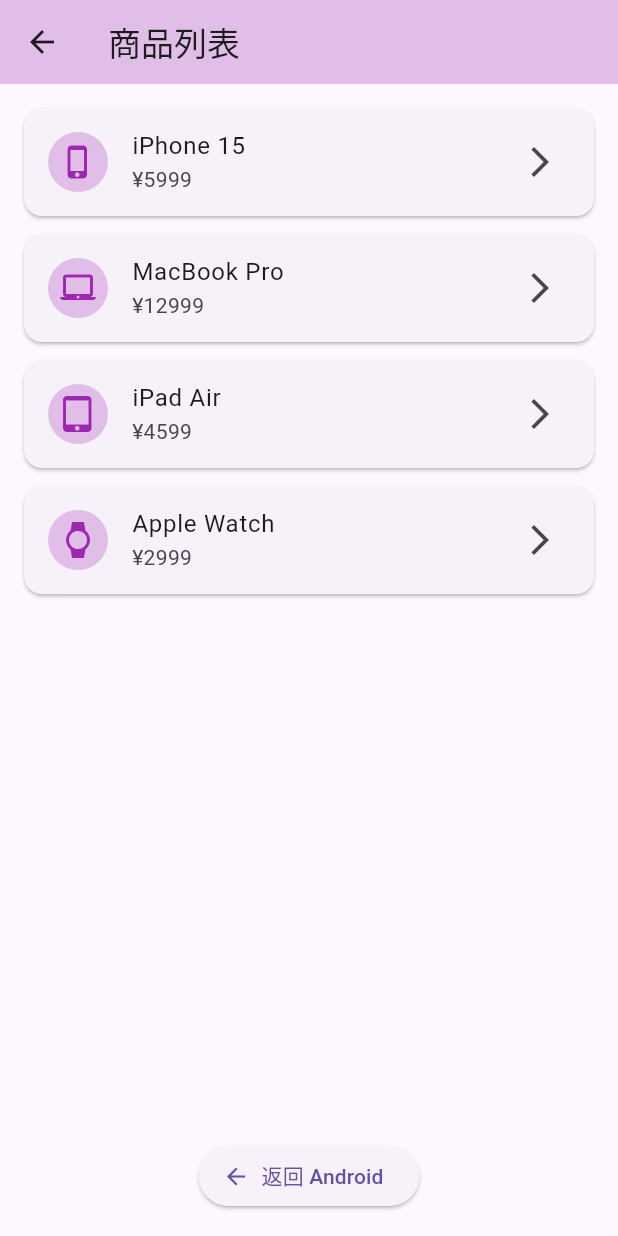
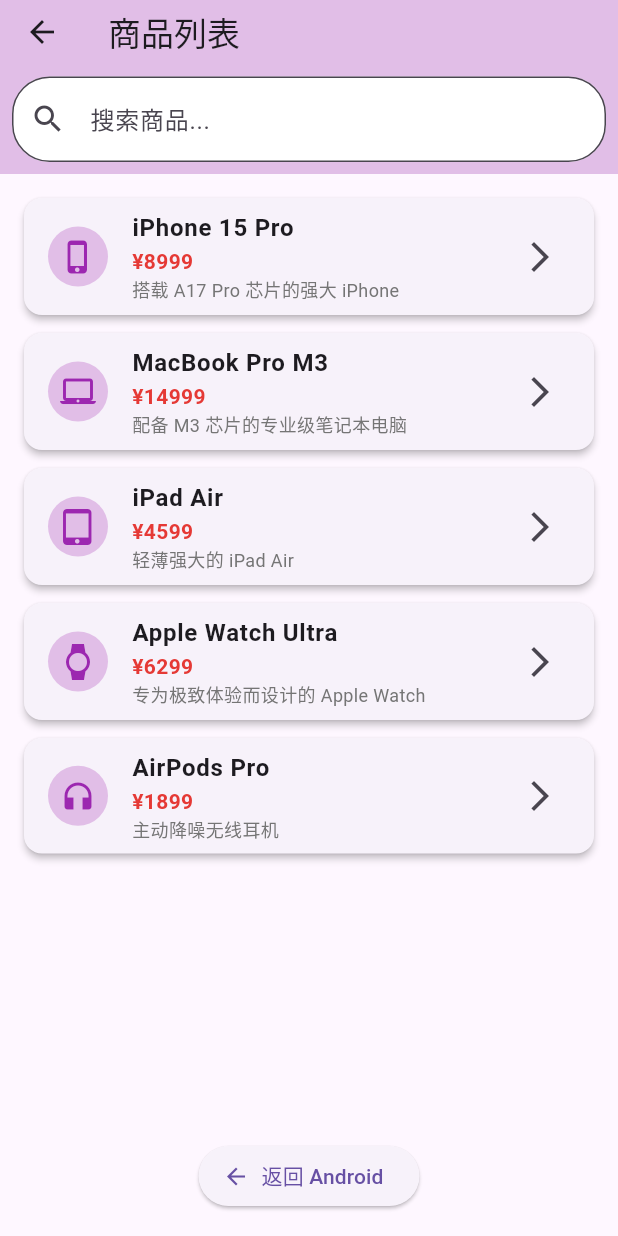
Before and after one commit to shanhouwang/flutter, a Flutter app: the ProductListPage screen opened by its route, after a tap on "返回 Android", on a phone screen of 412 x 824 dp. Run offline on Flutter 3.47's test engine with Material 3 defaults, Android fonts, the phone set to English and light mode, and no system bars.

Commit message:
MVVM架构模式

```diff
--- a/flutter_module/lib/models/product.dart
+++ b/flutter_module/lib/models/product.dart
@@ -1,22 +1,79 @@
 import 'package:flutter/material.dart';
 
 class Product {
+  final int id;
   final String name;
   final String price;
   final IconData icon;
+  final String? description;  // 新增描述字段
+  final String? imageUrl;     // 新增图片URL字段
+  final String? category;     // 新增分类字段
 
   const Product({
+    required this.id,
     required this.name,
     required this.price,
     required this.icon,
+    this.description,
+    this.imageUrl,
+    this.category,
   });
 
-  // 转换为 Map，用于传递参数
+  // 从 JSON 创建 Product 对象
+  factory Product.fromJson(Map<String, dynamic> json) {
+    return Product(
+      id: json['id'] as int,
+      name: json['name'] as String,
+      price: json['price'] as String,
+      icon: _getIconFromCategory(json['category'] as String?),
+      description: json['description'] as String?,
+      imageUrl: json['imageUrl'] as String?,
+      category: json['category'] as String?,
+    );
+  }
+
+  // 转换为 JSON
+  Map<String, dynamic> toJson() {
+    return {
+      'id': id,
+      'name': name,
+      'price': price,
+      'description': description,
+      'imageUrl': imageUrl,
+      'category': category,
+    };
+  }
+
+  // 转换为 Map，用于传递参数（保持向后兼容）
   Map<String, dynamic> toMap() {
     return {
+      'id': id,
       'name': name,
       'price': price,
       'image': icon, // 保持与原代码兼容
+      'description': description,
+      'imageUrl': imageUrl,
+      'category': category,
     };
   }
+
+  // 根据分类返回对应图标
+  static IconData _getIconFromCategory(String? category) {
+    switch (category?.toLowerCase()) {
+      case 'phone':
+        return Icons.phone_iphone;
+      case 'laptop':
+        return Icons.laptop_mac;
+      case 'tablet':
+        return Icons.tablet_mac;
+      case 'watch':
+        return Icons.watch;
+      case 'headphone':
+        return Icons.headphones;
+      case 'camera':
+        return Icons.camera_alt;
+      default:
+        return Icons.shopping_bag;
+    }
+  }
 }
--- a/flutter_module/lib/pages/flutter_home_page.dart
+++ b/flutter_module/lib/pages/flutter_home_page.dart
@@ -1,5 +1,4 @@
 import 'package:flutter/material.dart';
-import 'package:flutter/services.dart';
 import '../utils/android_bridge.dart';
 
 class FlutterHomePage extends StatefulWidget {
--- a/flutter_module/lib/pages/product_list_page.dart
+++ b/flutter_module/lib/pages/product_list_page.dart
@@ -1,19 +1,56 @@
 import 'package:flutter/material.dart';
 import '../utils/android_bridge.dart';
-import '../models/product.dart';
+import '../viewmodels/product_list_viewmodel.dart';
+import '../viewmodels/viewmodel_provider.dart';
 
-class ProductListPage extends StatelessWidget {
+class ProductListPage extends StatefulWidget {
   const ProductListPage({super.key});
 
   @override
+  State<ProductListPage> createState() => _ProductListPageState();
+}
+
+class _ProductListPageState extends State<ProductListPage> {
+  late ProductListViewModel _viewModel;
+  final TextEditingController _searchController = TextEditingController();
+
+  @override
+  void initState() {
+    super.initState();
+    _viewModel = ProductListViewModel();
+    _viewModel.initialize();
+
+    // 监听搜索框变化
+    _searchController.addListener(() {
+      _viewModel.searchProducts(_searchController.text);
+    });
+  }
+
+  @override
+  void dispose() {
+    _searchController.dispose();
+    _viewModel.dispose();
+    super.dispose();
+  }
+
+  /// 下拉刷新
+  Future<void> _onRefresh() async {
+    await _viewModel.refresh();
+  }
+
+  /// 清除搜索
+  void _clearSearch() {
+    _searchController.clear();
+    _viewModel.clearSearch();
+  }
+
+  @override
   Widget build(BuildContext context) {
-    final products = [
-      Product(name: 'iPhone 15', price: '¥5999', icon: Icons.phone_iphone),
-      Product(name: 'MacBook Pro', price: '¥12999', icon: Icons.laptop_mac),
-      Product(name: 'iPad Air', price: '¥4599', icon: Icons.tablet_mac),
-      Product(name: 'Apple Watch', price: '¥2999', icon: Icons.watch),
-    ];
-
+    return ViewModelProvider(
+      productListViewModel: _viewModel,
+      child: ViewModelBuilder<ProductListViewModel>(
+        viewModel: _viewModel,
+        builder: (context, viewModel) {
           return Scaffold(
             appBar: AppBar(
               title: const Text('商品列表'),
@@ -22,38 +59,37 @@ class ProductListPage extends StatelessWidget {
                 icon: const Icon(Icons.arrow_back),
                 onPressed: () => AndroidBridge.goBack(),
               ),
+              bottom: PreferredSize(
+                preferredSize: const Size.fromHeight(60),
+                child: Padding(
+                  padding: const EdgeInsets.all(8.0),
+                  child: TextField(
+                    controller: _searchController,
+                    decoration: InputDecoration(
+                      hintText: '搜索商品...',
+                      prefixIcon: const Icon(Icons.search),
+                      suffixIcon: _searchController.text.isNotEmpty
+                          ? IconButton(
+                              icon: const Icon(Icons.clear),
+                              onPressed: _clearSearch,
+                            )
+                          : null,
+                      border: OutlineInputBorder(
+                        borderRadius: BorderRadius.circular(25),
+                      ),
+                      filled: true,
+                      fillColor: Colors.white,
+                    ),
+                  ),
+                ),
+              ),
             ),
             body: Column(
               children: [
                 Expanded(
-            child: ListView.builder(
-              padding: const EdgeInsets.all(16),
-              itemCount: products.length,
-              itemBuilder: (context, index) {
-                final product = products[index];
-                return Card(
-                  margin: const EdgeInsets.only(bottom: 12),
-                  child: ListTile(
-                    leading: CircleAvatar(
-                      backgroundColor: Colors.purple.shade100,
-                      child: Icon(
-                        product.icon,
-                        color: Colors.purple,
-                      ),
-                    ),
-                    title: Text(product.name),
-                    subtitle: Text(product.price),
-                    trailing: const Icon(Icons.arrow_forward_ios),
-                    onTap: () {
-                      Navigator.pushNamed(
-                        context,
-                        '/details',
-                        arguments: product,
-                      );
-                    },
-                  ),
-                );
-              },
+                  child: RefreshIndicator(
+                    onRefresh: _onRefresh,
+                    child: _buildBody(viewModel),
                   ),
                 ),
                 Padding(
@@ -67,5 +103,154 @@ class ProductListPage extends StatelessWidget {
               ],
             ),
           );
+        },
+      ),
+    );
+  }
+
+  /// 构建主体内容
+  Widget _buildBody(ProductListViewModel viewModel) {
+    if (viewModel.isLoading) {
+      return _buildLoadingState();
+    } else if (viewModel.hasError) {
+      return _buildErrorState(viewModel);
+    } else if (viewModel.isEmpty) {
+      return _buildEmptyState();
+    } else {
+      return _buildProductList(viewModel);
     }
   }
+
+  /// 加载状态
+  Widget _buildLoadingState() {
+    return const Center(
+      child: Column(
+        mainAxisAlignment: MainAxisAlignment.center,
+        children: [
+          CircularProgressIndicator(),
+          SizedBox(height: 16),
+          Text('正在加载商品...'),
+        ],
+      ),
+    );
+  }
+
+  /// 错误状态
+  Widget _buildErrorState(ProductListViewModel viewModel) {
+    return Center(
+      child: Column(
+        mainAxisAlignment: MainAxisAlignment.center,
+        children: [
+          Icon(
+            Icons.error_outline,
+            size: 64,
+            color: Colors.grey[400],
+          ),
+          const SizedBox(height: 16),
+          Text(
+            viewModel.error!,
+            style: TextStyle(
+              fontSize: 16,
+              color: Colors.grey[600],
+            ),
+            textAlign: TextAlign.center,
+          ),
+          const SizedBox(height: 16),
+          ElevatedButton.icon(
+            onPressed: viewModel.retry,
+            icon: const Icon(Icons.refresh),
+            label: const Text('重试'),
+          ),
+        ],
+      ),
+    );
+  }
+
+  /// 空状态
+  Widget _buildEmptyState() {
+    return Center(
+      child: Column(
+        mainAxisAlignment: MainAxisAlignment.center,
+        children: [
+          Icon(
+            Icons.search_off,
+            size: 64,
+            color: Colors.grey[400],
+          ),
+          const SizedBox(height: 16),
+          Text(
+            '没有找到相关商品',
+            style: TextStyle(
+              fontSize: 16,
+              color: Colors.grey[600],
+            ),
+          ),
+          const SizedBox(height: 16),
+          TextButton.icon(
+            onPressed: _clearSearch,
+            icon: const Icon(Icons.clear_all),
+            label: const Text('清除搜索'),
+          ),
+        ],
+      ),
+    );
+  }
+
+  /// 商品列表
+  Widget _buildProductList(ProductListViewModel viewModel) {
+    return ListView.builder(
+      padding: const EdgeInsets.all(16),
+      itemCount: viewModel.filteredProducts.length,
+      itemBuilder: (context, index) {
+        final product = viewModel.filteredProducts[index];
+        return Card(
+          margin: const EdgeInsets.only(bottom: 12),
+          elevation: 2,
+          child: ListTile(
+            leading: CircleAvatar(
+              backgroundColor: Colors.purple.shade100,
+              child: Icon(
+                product.icon,
+                color: Colors.purple,
+              ),
+            ),
+            title: Text(
+              product.name,
+              style: const TextStyle(fontWeight: FontWeight.bold),
+            ),
+            subtitle: Column(
+              crossAxisAlignment: CrossAxisAlignment.start,
+              children: [
+                Text(
+                  product.price,
+                  style: TextStyle(
+                    color: Colors.red[600],
+                    fontWeight: FontWeight.w600,
+                  ),
+                ),
+                if (product.description != null)
+                  Text(
+                    product.description!,
+                    style: TextStyle(
+                      color: Colors.grey[600],
+                      fontSize: 12,
+                    ),
+                    maxLines: 1,
+                    overflow: TextOverflow.ellipsis,
+                  ),
+              ],
+            ),
+            trailing: const Icon(Icons.arrow_forward_ios),
+            onTap: () {
+              Navigator.pushNamed(
+                context,
+                '/details',
+                arguments: product,
+              );
+            },
+          ),
+        );
+      },
+    );
+  }
+}
--- /dev/null
+++ b/flutter_module/lib/services/api_service.dart
@@ -0,0 +1,145 @@
+import 'dart:io';
+import 'package:flutter/foundation.dart';
+import '../models/product.dart';
+
+/// API 服务类，处理所有网络请求
+class ApiService {
+  static const String baseUrl = 'https://api.example.com'; // 替换为实际的API地址
+  static const Duration timeout = Duration(seconds: 10);
+
+  /// 获取商品列表
+  static Future<List<Product>> getProducts() async {
+    try {
+      // 模拟网络请求延迟
+      await Future.delayed(const Duration(seconds: 2));
+
+      // 模拟 API 响应数据
+      final mockResponse = {
+        'success': true,
+        'data': [
+          {
+            'id': 1,
+            'name': 'iPhone 15 Pro',
+            'price': '¥8999',
+            'category': 'phone',
+            'description': '搭载 A17 Pro 芯片的强大 iPhone',
+            'imageUrl': 'https://example.com/iphone15.jpg'
+          },
+          {
+            'id': 2,
+            'name': 'MacBook Pro M3',
+            'price': '¥14999',
+            'category': 'laptop',
+            'description': '配备 M3 芯片的专业级笔记本电脑',
+            'imageUrl': 'https://example.com/macbook.jpg'
+          },
+          {
+            'id': 3,
+            'name': 'iPad Air',
+            'price': '¥4599',
+            'category': 'tablet',
+            'description': '轻薄强大的 iPad Air',
+            'imageUrl': 'https://example.com/ipad.jpg'
+          },
+          {
+            'id': 4,
+            'name': 'Apple Watch Ultra',
+            'price': '¥6299',
+            'category': 'watch',
+            'description': '专为极致体验而设计的 Apple Watch',
+            'imageUrl': 'https://example.com/watch.jpg'
+          },
+          {
+            'id': 5,
+            'name': 'AirPods Pro',
+            'price': '¥1899',
+            'category': 'headphone',
+            'description': '主动降噪无线耳机',
+            'imageUrl': 'https://example.com/airpods.jpg'
+          },
+        ]
+      };
+
+      if (mockResponse['success'] == true) {
+        final List<dynamic> productsJson = mockResponse['data'] as List<dynamic>;
+        return productsJson.map((json) => Product.fromJson(json as Map<String, dynamic>)).toList();
+      } else {
+        throw ApiException('获取商品列表失败');
+      }
+
+      /* 实际网络请求代码示例：
+      final response = await http.get(
+        Uri.parse('$baseUrl/products'),
+        headers: {
+          'Content-Type': 'application/json',
+          'Accept': 'application/json',
+        },
+      ).timeout(timeout);
+
+      if (response.statusCode == 200) {
+        final Map<String, dynamic> data = json.decode(response.body);
+        if (data['success'] == true) {
+          final List<dynamic> productsJson = data['data'];
+          return productsJson.map((json) => Product.fromJson(json)).toList();
+        } else {
+          throw ApiException(data['message'] ?? '获取商品列表失败');
+        }
+      } else {
+        throw ApiException('网络请求失败: ${response.statusCode}');
+      }
+      */
+
+    } on SocketException {
+      throw ApiException('网络连接失败，请检查网络设置');
+    } on FormatException {
+      throw ApiException('数据格式错误');
+    } catch (e) {
+      if (kDebugMode) {
+        print('API Error: $e');
+      }
+      if (e is ApiException) {
+        rethrow;
+      }
+      throw ApiException('未知错误: ${e.toString()}');
+    }
+  }
+
+  /// 根据分类获取商品
+  static Future<List<Product>> getProductsByCategory(String category) async {
+    try {
+      await Future.delayed(const Duration(seconds: 1));
+
+      final allProducts = await getProducts();
+      return allProducts.where((product) =>
+        product.category?.toLowerCase() == category.toLowerCase()
+      ).toList();
+    } catch (e) {
+      throw const ApiException('获取分类商品失败');
+    }
+  }
+
+  /// 搜索商品
+  static Future<List<Product>> searchProducts(String keyword) async {
+    try {
+      await Future.delayed(const Duration(milliseconds: 800));
+
+      final allProducts = await getProducts();
+      return allProducts.where((product) =>
+        product.name.toLowerCase().contains(keyword.toLowerCase()) ||
+        (product.description?.toLowerCase().contains(keyword.toLowerCase()) ?? false)
+      ).toList();
+    } catch (e) {
+      throw const ApiException('搜索商品失败');
+    }
+  }
+}
+
+/// 自定义 API 异常类
+class ApiException implements Exception {
+  final String message;
+
+  const ApiException(this.message);
+
+  @override
+  String toString() => 'ApiException: $message';
+}
--- /dev/null
+++ b/flutter_module/lib/viewmodels/product_list_viewmodel.dart
@@ -0,0 +1,102 @@
+import 'package:flutter/foundation.dart';
+import '../models/product.dart';
+import '../services/api_service.dart';
+
+/// 商品列表页面的 ViewModel
+/// 负责管理商品数据、搜索逻辑和加载状态
+class ProductListViewModel extends ChangeNotifier {
+  // 私有状态变量
+  List<Product> _products = [];
+  List<Product> _filteredProducts = [];
+  bool _isLoading = false;
+  String? _error;
+  String _searchKeyword = '';
+
+  // 公开的 getter 方法
+  List<Product> get products => _products;
+  List<Product> get filteredProducts => _filteredProducts;
+  bool get isLoading => _isLoading;
+  String? get error => _error;
+  String get searchKeyword => _searchKeyword;
+  bool get hasError => _error != null;
+  bool get isEmpty => _filteredProducts.isEmpty && !_isLoading && !hasError;
+
+  /// 初始化数据加载
+  Future<void> initialize() async {
+    await loadProducts();
+  }
+
+  /// 加载商品数据
+  Future<void> loadProducts() async {
+    _setLoading(true);
+    _clearError();
+
+    try {
+      final products = await ApiService.getProducts();
+      _products = products;
+      _applySearch(); // 应用当前搜索条件
+      _setLoading(false);
+    } on ApiException catch (e) {
+      _setError(e.message);
+      _setLoading(false);
+    } catch (e) {
+      _setError('加载失败: ${e.toString()}');
+      _setLoading(false);
+    }
+  }
+
+  /// 搜索商品
+  void searchProducts(String keyword) {
+    _searchKeyword = keyword;
+    _applySearch();
+  }
+
+  /// 清除搜索
+  void clearSearch() {
+    _searchKeyword = '';
+    _applySearch();
+  }
+
+  /// 刷新数据
+  Future<void> refresh() async {
+    await loadProducts();
+  }
+
+  /// 重试加载
+  Future<void> retry() async {
+    await loadProducts();
+  }
+
+  // 私有辅助方法
+  void _applySearch() {
+    if (_searchKeyword.isEmpty) {
+      _filteredProducts = List.from(_products);
+    } else {
+      final keyword = _searchKeyword.toLowerCase();
+      _filteredProducts = _products.where((product) =>
+        product.name.toLowerCase().contains(keyword) ||
+        (product.description?.toLowerCase().contains(keyword) ?? false)
+      ).toList();
+    }
+    notifyListeners();
+  }
+
+  void _setLoading(bool loading) {
+    _isLoading = loading;
+    notifyListeners();
+  }
+
+  void _setError(String? error) {
+    _error = error;
+    notifyListeners();
+  }
+
+  void _clearError() {
+    _error = null;
+  }
+
+  @override
+  void dispose() {
+    super.dispose();
+  }
+}
--- /dev/null
+++ b/flutter_module/lib/viewmodels/viewmodel_provider.dart
@@ -0,0 +1,69 @@
+import 'package:flutter/material.dart';
+import 'product_list_viewmodel.dart';
+
+/// 简单的 ViewModel 提供者
+/// 用于管理 ViewModel 的生命周期和依赖注入
+class ViewModelProvider extends InheritedWidget {
+  final ProductListViewModel productListViewModel;
+
+  const ViewModelProvider({
+    super.key,
+    required this.productListViewModel,
+    required super.child,
+  });
+
+  static ViewModelProvider? of(BuildContext context) {
+    return context.dependOnInheritedWidgetOfExactType<ViewModelProvider>();
+  }
+
+  static ProductListViewModel productListOf(BuildContext context) {
+    final provider = of(context);
+    assert(provider != null, 'ViewModelProvider not found in context');
+    return provider!.productListViewModel;
+  }
+
+  @override
+  bool updateShouldNotify(ViewModelProvider oldWidget) {
+    return productListViewModel != oldWidget.productListViewModel;
+  }
+}
+
+/// ViewModel 的 ChangeNotifier 监听器 Widget
+class ViewModelBuilder<T extends ChangeNotifier> extends StatefulWidget {
+  final T viewModel;
+  final Widget Function(BuildContext context, T viewModel) builder;
+
+  const ViewModelBuilder({
+    super.key,
+    required this.viewModel,
+    required this.builder,
+  });
+
+  @override
+  State<ViewModelBuilder<T>> createState() => _ViewModelBuilderState<T>();
+}
+
+class _ViewModelBuilderState<T extends ChangeNotifier> extends State<ViewModelBuilder<T>> {
+  @override
+  void initState() {
+    super.initState();
+    widget.viewModel.addListener(_onViewModelChanged);
+  }
+
+  @override
+  void dispose() {
+    widget.viewModel.removeListener(_onViewModelChanged);
+    super.dispose();
+  }
+
+  void _onViewModelChanged() {
+    if (mounted) {
+      setState(() {});
+    }
+  }
+
+  @override
+  Widget build(BuildContext context) {
+    return widget.builder(context, widget.viewModel);
+  }
+}
--- /dev/null
+++ b/flutter_module/lib/viewmodels/viewmodels.dart
@@ -0,0 +1,3 @@
+// ViewModels 导出文件
+export 'product_list_viewmodel.dart';
+export 'viewmodel_provider.dart';
--- a/flutter_module/pubspec.yaml
+++ b/flutter_module/pubspec.yaml
@@ -23,7 +23,10 @@ environment:
 dependencies:
   flutter:
     sdk: flutter
-
+  # HTTP 请求库
+  http: ^1.1.0
+  # JSON 序列化注解
+  json_annotation: ^4.8.1
   # The following adds the Cupertino Icons font to your application.
   # Use with the CupertinoIcons class for iOS style icons.
   cupertino_icons: ^1.0.8
```
Also changed, not shown: flutter_module/pubspec.lock. Lines whose indentation alone changed are shown as unchanged.
